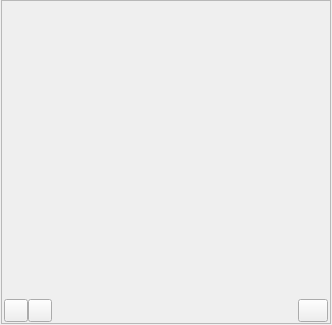
ashmanix/obs-plugin-countdown, file src/ui/CountdownTimer.ui: the form before one commit.
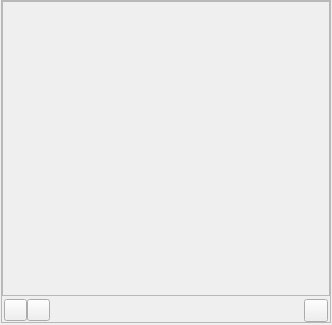
The form after the commit.

```diff
--- a/src/ui/CountdownTimer.ui
+++ b/src/ui/CountdownTimer.ui
@@ -42,7 +42,7 @@
        <number>1</number>
       </property>
       <property name="bottomMargin">
-       <number>1</number>
+       <number>2</number>
       </property>
       <item>
        <widget class="QFrame" name="frame">
@@ -50,7 +50,7 @@
          <enum>QFrame::StyledPanel</enum>
         </property>
         <property name="frameShadow">
-         <enum>QFrame::Raised</enum>
+         <enum>QFrame::Sunken</enum>
         </property>
         <layout class="QVBoxLayout" name="verticalLayout_4">
          <property name="spacing">
@@ -69,13 +69,22 @@
           <number>0</number>
          </property>
          <item>
+          <widget class="QWidget" name="stackedMixerArea" native="true">
+           <layout class="QVBoxLayout" name="verticalLayout_5">
+            <property name="leftMargin">
+             <number>0</number>
+            </property>
+            <property name="topMargin">
+             <number>0</number>
+            </property>
+            <property name="rightMargin">
+             <number>0</number>
+            </property>
+            <property name="bottomMargin">
+             <number>1</number>
+            </property>
+            <item>
           <widget class="QScrollArea" name="scrollArea">
-           <property name="frameShape">
-            <enum>QFrame::NoFrame</enum>
-           </property>
-           <property name="frameShadow">
-            <enum>QFrame::Plain</enum>
-           </property>
            <property name="widgetResizable">
             <bool>true</bool>
            </property>
@@ -84,14 +93,11 @@
              <rect>
               <x>0</x>
               <y>0</y>
-              <width>328</width>
-              <height>293</height>
-             </rect>
-            </property>
-            <layout class="QVBoxLayout" name="verticalLayout_3">
-             <property name="spacing">
-              <number>0</number>
-             </property>
+                 <width>326</width>
+                 <height>289</height>
+                </rect>
+               </property>
+               <layout class="QVBoxLayout" name="verticalLayout_6">
              <property name="leftMargin">
               <number>0</number>
              </property>
@@ -120,6 +126,9 @@
                  <property name="orientation">
                   <enum>Qt::Vertical</enum>
                  </property>
+                    <property name="sizeType">
+                     <enum>QSizePolicy::MinimumExpanding</enum>
+                    </property>
                  <property name="sizeHint" stdset="0">
                   <size>
                    <width>20</width>
@@ -134,6 +143,9 @@
            </widget>
           </widget>
          </item>
+           </layout>
+          </widget>
+         </item>
          <item>
           <layout class="QHBoxLayout" name="buttonLayout">
            <property name="leftMargin">
@@ -146,13 +158,19 @@
             <number>2</number>
            </property>
            <property name="bottomMargin">
-            <number>1</number>
+            <number>0</number>
            </property>
            <item>
             <widget class="QToolButton" name="stopAllButton">
              <property name="text">
               <string/>
              </property>
+             <property name="iconSize">
+              <size>
+               <width>15</width>
+               <height>15</height>
+              </size>
+             </property>
             </widget>
            </item>
            <item>
@@ -160,6 +178,12 @@
              <property name="text">
               <string/>
              </property>
+             <property name="iconSize">
+              <size>
+               <width>15</width>
+               <height>15</height>
+              </size>
+             </property>
             </widget>
            </item>
            <item>
@@ -179,13 +203,19 @@
             <widget class="QToolButton" name="addTimerButton">
              <property name="minimumSize">
               <size>
-               <width>30</width>
+               <width>0</width>
                <height>0</height>
               </size>
              </property>
              <property name="text">
               <string/>
              </property>
+             <property name="iconSize">
+              <size>
+               <width>16</width>
+               <height>16</height>
+              </size>
+             </property>
             </widget>
            </item>
           </layout>
```
Left out of the diff: 6 changed lines with no effect on the pictures. Lines whose indentation alone changed are shown as unchanged.
